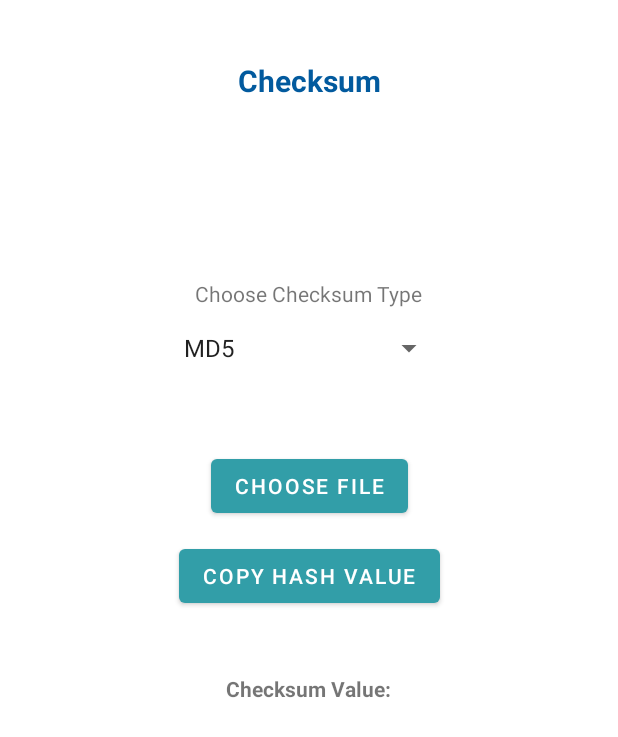
After one commit to panosbabo/HashCryptic, an Android app: the Checksum screen opened directly, with no data from a screen before it, on a phone screen of 412 x 824 dp. The commit adds this screen. Shown: the top 737 px of the screen. Run offline under Robolectric (Android 15) with nearby library versions, the phone set to English and light mode, and no system bars.

Commit message:
Implemented Checksum feature for files

```diff
--- /dev/null
+++ b/app/src/main/java/com/example/hashcryptic/Checksum.java
@@ -0,0 +1,202 @@
+package com.example.hashcryptic;
+
+import android.Manifest;
+import android.annotation.SuppressLint;
+import android.content.ClipData;
+import android.content.ClipboardManager;
+import android.content.Context;
+import android.content.Intent;
+import android.content.pm.PackageManager;
+import android.net.Uri;
+import android.os.Bundle;
+import android.view.View;
+import android.widget.AdapterView;
+import android.widget.ArrayAdapter;
+import android.widget.Button;
+import android.widget.Spinner;
+import android.widget.TextView;
+import android.widget.Toast;
+import android.content.Context;
+import androidx.annotation.NonNull;
+import androidx.appcompat.app.AppCompatActivity;
+import androidx.core.app.ActivityCompat;
+import androidx.core.content.ContextCompat;
+
+import com.example.hashcryptic.hashtypes.enc_MD5;
+import com.example.hashcryptic.hashtypes.enc_SHA256;
+//import com.example.hashcryptic.untils.checksum_class;
+
+import java.io.File;
+import java.io.FileInputStream;
+import java.io.IOException;
+import java.io.InputStream;
+import java.security.MessageDigest;
+import java.security.NoSuchAlgorithmException;
+
+public class Checksum extends AppCompatActivity implements AdapterView.OnItemSelectedListener {
+    private static final int PICK_FILE_REQUEST = 1;
+    private static final String[] paths = {"MD5", "SHA-1", "SHA-256", "SHA-512"};
+    private String globchksum = null;
+    private TextView enctv;
+    private int pos;
+    ClipboardManager cpb;
+
+    protected void onCreate(Bundle savedInstanceState) {
+
+        super.onCreate(savedInstanceState);
+        setContentView(R.layout.activity_checksum);
+
+        Button choose_file = findViewById(R.id.button_choose_file);
+        Button copy_btn = findViewById(R.id.copyhash_value);
+
+        Spinner spinner = (Spinner) findViewById(R.id.spinner);
+        ArrayAdapter<String>adapter = new ArrayAdapter<String>(Checksum.this,
+                android.R.layout.simple_spinner_item,paths);
+
+        adapter.setDropDownViewResource(android.R.layout.simple_spinner_dropdown_item);
+        spinner.setAdapter(adapter);
+        spinner.setOnItemSelectedListener(this);
+
+        // link the edittext and textview with its id
+        enctv = findViewById(R.id.chcksm_msg_cntxt);
+
+        // create a clipboard manager variable to copy text
+        cpb = (ClipboardManager) getSystemService(Context.CLIPBOARD_SERVICE);
+
+        // onClick function of copy text button
+        copy_btn.setOnClickListener(new View.OnClickListener() {
+            @Override
+            public void onClick(View view) {
+                // get the string from the textview and trim all spaces
+                String data = enctv.getText().toString().trim();
+
+                // check if the textview is not empty
+                if (!data.isEmpty()) {
+
+                    // copy the text in the clip board
+                    ClipData temp = ClipData.newPlainText("text", data);
+                    cpb.setPrimaryClip(temp);
+
+                    // display message that the text has been copied
+                    Toast.makeText(Checksum.this, "Hash Copied", Toast.LENGTH_SHORT).show();
+                }
+            }
+        });
+
+        choose_file.setOnClickListener(new View.OnClickListener() {
+            @Override
+            public void onClick(View view) {
+
+                // algorithm and get the checksum code
+                pickFile();
+                enctv.setText(globchksum);
+            }
+        });
+    }
+
+    private void pickFile() {
+        Intent intent = new Intent(Intent.ACTION_GET_CONTENT);
+        intent.setType("*/*"); // Select all file types
+        startActivityForResult(intent, PICK_FILE_REQUEST);
+
+    }
+
+    @Override
+    protected void onActivityResult(int requestCode, int resultCode, Intent data) {
+        super.onActivityResult(requestCode, resultCode, data);
+
+        if (requestCode == PICK_FILE_REQUEST && resultCode == RESULT_OK) {
+            if (data != null) {
+                Uri selectedFileUri = data.getData();
+                assert selectedFileUri != null;
+                String filePath = selectedFileUri.getPath(); // Get the file path from URI
+
+                switch (pos) {
+                    case 0:
+                        // Calculate checksum for MD5
+                        globchksum = calculateChecksum(selectedFileUri, "MD5");
+                        break;
+                    case 1:
+                        // Calculate checksum for SHA-256
+                        globchksum = calculateChecksum(selectedFileUri, "SHA-1");
+                        break;
+                    case 2:
+                        // Calculate checksum for SHA-256
+                        globchksum = calculateChecksum(selectedFileUri, "SHA-256");
+                        break;
+                    case 3:
+                        // Calculate checksum for SHA-256
+                        globchksum = calculateChecksum(selectedFileUri, "SHA-512");
+                        break;
+                }
+
+                if (globchksum != null) {
+                    enctv.setText(globchksum);
+                    Toast.makeText(this, "Checksum: " + globchksum, Toast.LENGTH_SHORT).show();
+                } else {
+                    globchksum = "Failed Checksum";
+                    enctv.setText(globchksum);
+                    Toast.makeText(this, "Failed to calculate checksum", Toast.LENGTH_SHORT).show();
+                }
+            }
+        }
+    }
+
+    public void onItemSelected(AdapterView<?> parent, View v, int position, long id) {
+
+        switch (position) {
+            case 0:
+                pos = 0;
+                break;
+            case 1:
+                pos = 1;
+                break;
+            case 2:
+                pos = 2;
+                break;
+            case 3:
+                pos = 3;
+                break;
+        }
+    }
+
+    public void onNothingSelected(AdapterView<?> parent) {
+        // TODO Auto-generated method stub
+    }
+
+    @Override
+    public void onPointerCaptureChanged(boolean hasCapture) {
+        super.onPointerCaptureChanged(hasCapture);
+    }
+
+    public String calculateChecksum(Uri uri, String hashtype) {
+        try {
+            String checksumHex = "";
+            InputStream inputStream = getContentResolver().openInputStream(uri);
+            MessageDigest digest = MessageDigest.getInstance(hashtype);
+
+            byte[] buffer = new byte[4096];
+            int bytesRead;
+            while ((bytesRead = inputStream.read(buffer)) != -1) {
+                digest.update(buffer, 0, bytesRead);
+            }
+
+            ((InputStream) inputStream).close();
+            byte[] checksum = digest.digest();
+
+            // Convert checksum bytes to hexadecimal representation
+            StringBuilder sb = new StringBuilder();
+            for (byte b : checksum) {
+                sb.append(String.format("%02x", b));
+            }
+            checksumHex = sb.toString();
+
+            return checksumHex;
+
+            // Do something with the checksumHex
+        } catch (Exception e) {
+            e.printStackTrace();
+        }
+        return null;
+    }
+}
--- /dev/null
+++ b/app/src/main/res/layout/activity_checksum.xml
@@ -0,0 +1,96 @@
+<?xml version="1.0" encoding="utf-8"?>
+<androidx.constraintlayout.widget.ConstraintLayout xmlns:android="http://schemas.android.com/apk/res/android"
+    xmlns:app="http://schemas.android.com/apk/res-auto"
+    xmlns:tools="http://schemas.android.com/tools"
+    android:layout_width="match_parent"
+    android:layout_height="match_parent"
+    tools:context=".Checksum">
+
+
+    <TextView
+        android:id="@+id/checksumTitle"
+        android:layout_width="match_parent"
+        android:layout_height="match_parent"
+        android:text="Checksum"
+        android:textAlignment="center"
+        android:textColor="@color/darker_blue"
+        android:textSize="20sp"
+        android:textStyle="bold"
+        android:layout_marginTop="40dp"
+        tools:layout_editor_absoluteX="28dp"
+        tools:layout_editor_absoluteY="-80dp" />
+
+    <Spinner
+        android:id="@+id/spinner"
+        android:layout_width="182dp"
+        android:layout_height="136dp"
+        android:layout_marginTop="124dp"
+        app:layout_constraintEnd_toEndOf="parent"
+        app:layout_constraintHorizontal_bias="0.498"
+        app:layout_constraintStart_toStartOf="parent"
+        app:layout_constraintTop_toTopOf="@+id/checksumTitle" />
+
+    <Button
+        android:id="@+id/button_choose_file"
+        android:layout_width="wrap_content"
+        android:layout_height="wrap_content"
+        android:text="Choose file"
+        app:layout_constraintEnd_toEndOf="parent"
+        app:layout_constraintStart_toStartOf="parent"
+        app:layout_constraintTop_toBottomOf="@+id/spinner" />
+
+    <Button
+        android:id="@+id/copyhash_value"
+        android:layout_width="wrap_content"
+        android:layout_height="wrap_content"
+        android:layout_marginTop="12dp"
+        android:text="Copy Hash Value"
+        app:layout_constraintEnd_toEndOf="parent"
+        app:layout_constraintStart_toStartOf="parent"
+        app:layout_constraintTop_toBottomOf="@+id/button_choose_file" />
+
+    <TextView
+        android:id="@+id/encryptOption"
+        android:layout_width="wrap_content"
+        android:layout_height="wrap_content"
+        android:layout_marginTop="300dp"
+        android:text="Choose Checksum Type"
+        app:layout_constraintBottom_toTopOf="@+id/spinner"
+        app:layout_constraintEnd_toEndOf="parent"
+        app:layout_constraintStart_toStartOf="parent"
+        app:layout_constraintTop_toTopOf="@+id/checksumTitle"
+        app:layout_constraintVertical_bias="0.79" />
+
+    <TextView
+        android:id="@+id/checksum_msg_title"
+        android:layout_width="wrap_content"
+        android:layout_height="wrap_content"
+        android:text="Checksum Value:"
+        android:textAlignment="center"
+        android:textStyle="bold"
+        app:layout_constraintBottom_toBottomOf="parent"
+        app:layout_constraintEnd_toEndOf="parent"
+        app:layout_constraintHorizontal_bias="0.498"
+        app:layout_constraintStart_toStartOf="parent"
+        app:layout_constraintTop_toBottomOf="@+id/copyhash_value"
+        app:layout_constraintVertical_bias="0.104" />
+
+    <TextView
+        android:id="@+id/chcksm_msg_cntxt"
+        android:layout_width="match_parent"
+        android:layout_height="wrap_content"
+        android:layout_marginStart="50dp"
+        android:layout_marginEnd="50dp"
+        android:text=""
+        android:textAlignment="center"
+        android:textColor="@color/darker_blue"
+        android:textSize="18sp"
+        android:textStyle="bold"
+        app:layout_constraintBottom_toBottomOf="parent"
+        app:layout_constraintEnd_toEndOf="parent"
+        app:layout_constraintHorizontal_bias="1.0"
+        app:layout_constraintStart_toStartOf="parent"
+        app:layout_constraintTop_toBottomOf="@+id/checksum_msg_title"
+        app:layout_constraintVertical_bias="0.133" />
+
+</androidx.constraintlayout.widget.ConstraintLayout>
```
Also changed, not shown: app/src/main/AndroidManifest.xml (+9 -0 lines), app/src/main/java/com/example/hashcryptic/EncryptPage.java (+11 -0 lines).
